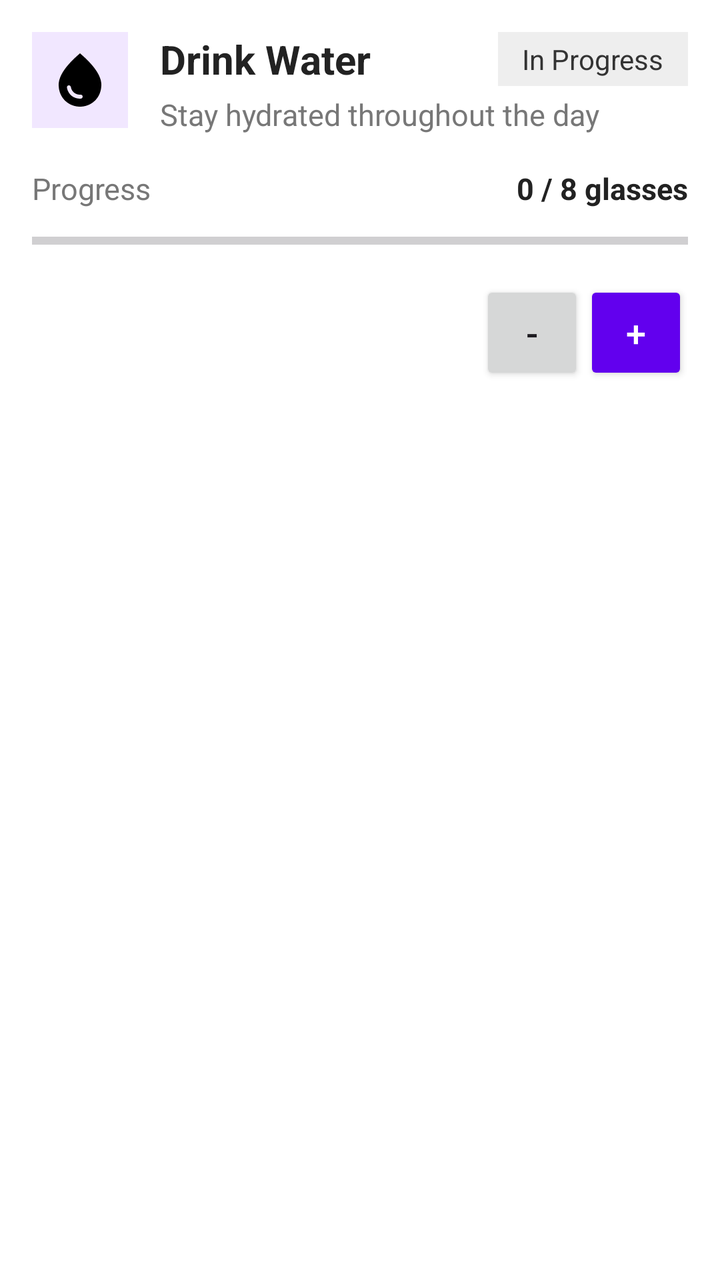
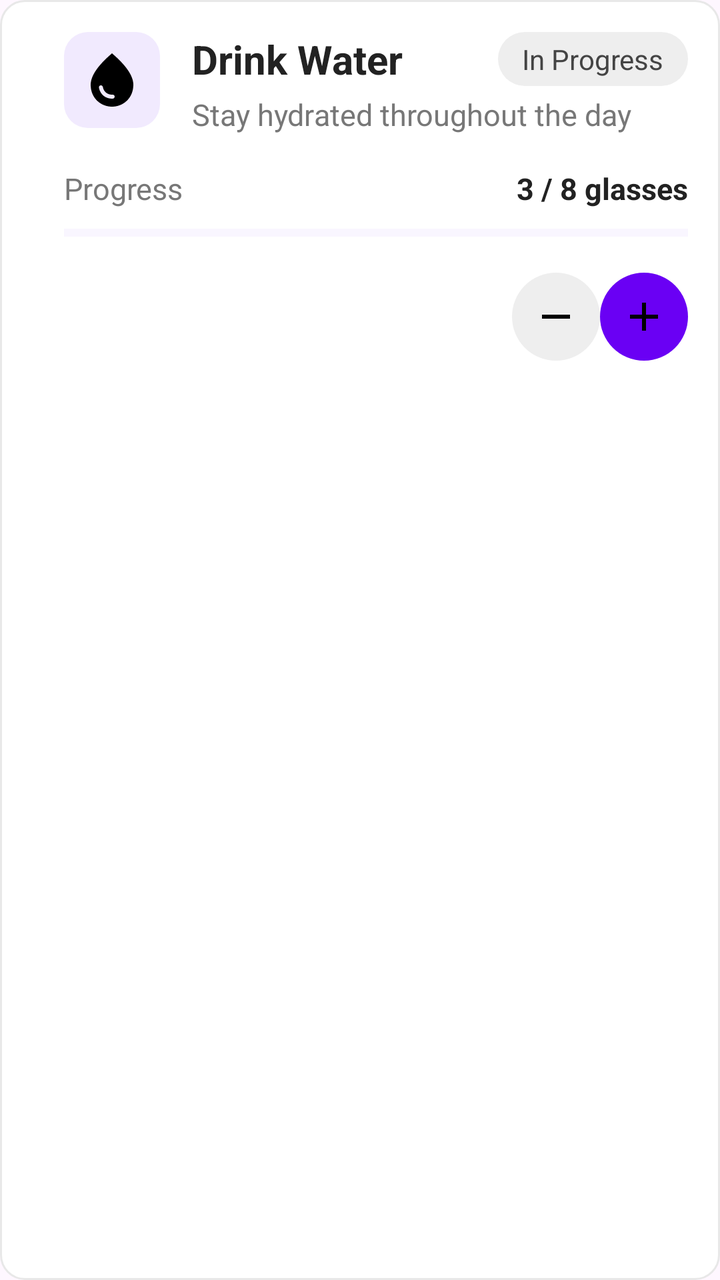

Compare the two renders of this Android layout. The source of the first and the diff that turns it into the second are given below.
<!-- AndroidManifest.xml: application theme Theme.HabitTracker_EntitasJahat -->
<!-- res/layout/habit_list_item.xml -->
<?xml version="1.0" encoding="utf-8"?>
<androidx.constraintlayout.widget.ConstraintLayout xmlns:android="http://schemas.android.com/apk/res/android"
    xmlns:app="http://schemas.android.com/apk/res-auto"
    android:layout_width="match_parent"
    android:layout_height="wrap_content"
    android:layout_margin="8dp"
    android:background="#FFFFFF"
    android:elevation="4dp"
    android:padding="16dp">

    <ImageView
        android:id="@+id/imgIcon"
        android:layout_width="48dp"
        android:layout_height="48dp"
        android:background="#F1E7FF"
        android:padding="8dp"
        android:src="@drawable/baseline_water_drop_24"
        app:layout_constraintStart_toStartOf="parent"
        app:layout_constraintTop_toTopOf="parent" />

    <TextView
        android:id="@+id/txtHabitName"
        android:layout_width="0dp"
        android:layout_height="wrap_content"
        android:layout_marginStart="16dp"
        android:layout_marginEnd="8dp"
        android:text="Drink Water"
        android:textColor="#222222"
        android:textSize="20sp"
        android:textStyle="bold"
        app:layout_constraintEnd_toStartOf="@id/txtStatus"
        app:layout_constraintStart_toEndOf="@id/imgIcon"
        app:layout_constraintTop_toTopOf="@id/imgIcon" />

    <TextView
        android:id="@+id/txtStatus"
        android:layout_width="wrap_content"
        android:layout_height="wrap_content"
        android:background="#EEEEEE"
        android:paddingStart="12dp"
        android:paddingTop="4dp"
        android:paddingEnd="12dp"
        android:paddingBottom="4dp"
        android:text="In Progress"
        android:textColor="#333333"
        android:textSize="14sp"
        app:layout_constraintEnd_toEndOf="parent"
        app:layout_constraintTop_toTopOf="@id/txtHabitName" />

    <TextView
        android:id="@+id/txtDescription"
        android:layout_width="0dp"
        android:layout_height="wrap_content"
        android:layout_marginStart="16dp"
        android:layout_marginTop="4dp"
        android:text="Stay hydrated throughout the day"
        android:textColor="#777777"
        android:textSize="15sp"
        app:layout_constraintEnd_toEndOf="parent"
        app:layout_constraintStart_toEndOf="@id/imgIcon"
        app:layout_constraintTop_toBottomOf="@id/txtHabitName" />

    <TextView
        android:id="@+id/txtProgressLabel"
        android:layout_width="wrap_content"
        android:layout_height="wrap_content"
        android:layout_marginTop="20dp"
        android:text="Progress"
        android:textColor="#777777"
        android:textSize="15sp"
        app:layout_constraintStart_toStartOf="parent"
        app:layout_constraintTop_toBottomOf="@id/imgIcon" />

    <TextView
        android:id="@+id/txtProgress"
        android:layout_width="wrap_content"
        android:layout_height="wrap_content"
        android:text="0 / 8 glasses"
        android:textColor="#222222"
        android:textSize="15sp"
        android:textStyle="bold"
        app:layout_constraintEnd_toEndOf="parent"
        app:layout_constraintTop_toTopOf="@id/txtProgressLabel" />

    <ProgressBar
        android:id="@+id/progressBar"
        style="?android:attr/progressBarStyleHorizontal"
        android:layout_width="0dp"
        android:layout_height="wrap_content"
        android:layout_marginTop="8dp"
        android:max="100"
        android:progress="0"
        app:layout_constraintEnd_toEndOf="parent"
        app:layout_constraintStart_toStartOf="parent"
        app:layout_constraintTop_toBottomOf="@id/txtProgressLabel" />

    <Button
        android:id="@+id/btnMinus"
        android:layout_width="52dp"
        android:layout_height="52dp"
        android:layout_marginTop="12dp"
        android:text="-"
        android:textSize="18sp"
        app:layout_constraintEnd_toStartOf="@id/btnPlus"
        app:layout_constraintTop_toBottomOf="@id/progressBar" />

    <Button
        android:id="@+id/btnPlus"
        android:layout_width="52dp"
        android:layout_height="52dp"
        android:layout_marginStart="8dp"
        android:layout_marginTop="12dp"
        android:backgroundTint="#6200EE"
        android:text="+"
        android:textColor="#FFFFFF"
        android:textSize="18sp"
        app:layout_constraintEnd_toEndOf="parent"
        app:layout_constraintTop_toBottomOf="@id/progressBar" />

</androidx.constraintlayout.widget.ConstraintLayout>
<!-- resources referenced by this layout -->
<resources>
  <!-- drawable baseline_water_drop_24 (drawable) -->
  <vector xmlns:android="http://schemas.android.com/apk/res/android" android:height="24dp" android:tint="#000000" android:viewportHeight="24" android:viewportWidth="24" android:width="24dp">
        
      <path android:fillColor="@android:color/white" android:pathData="M12,2c-5.33,4.55 -8,8.48 -8,11.8c0,4.98 3.8,8.2 8,8.2s8,-3.22 8,-8.2C20,10.48 17.33,6.55 12,2zM7.83,14c0.37,0 0.67,0.26 0.74,0.62c0.41,2.22 2.28,2.98 3.64,2.87c0.43,-0.02 0.79,0.32 0.79,0.75c0,0.4 -0.32,0.73 -0.72,0.75c-2.13,0.13 -4.62,-1.09 -5.19,-4.12C7.01,14.42 7.37,14 7.83,14z"/>
      
  </vector>
  <style name="Theme.HabitTracker_EntitasJahat" parent="Base.Theme.HabitTracker_EntitasJahat" />
  <style name="Base.Theme.HabitTracker_EntitasJahat" parent="Theme.Material3.DayNight.NoActionBar">
          
          
      </style>
</resources>

<!-- the commit's change to res/layout/habit_list_item.xml (unified diff, before → after) -->
@@ -3,16 +3,29 @@
     xmlns:app="http://schemas.android.com/apk/res-auto"
     android:layout_width="match_parent"
     android:layout_height="wrap_content"
-    android:layout_margin="8dp"
-    android:background="#FFFFFF"
-    android:elevation="4dp"
+    android:layout_marginStart="4dp"
+    android:layout_marginEnd="4dp"
+    android:layout_marginTop="8dp"
+    android:layout_marginBottom="8dp"
+    android:background="@drawable/bg_card_habit"
     android:padding="16dp">
+
+    <View
+        android:id="@+id/viewAccent"
+        android:layout_width="4dp"
+        android:layout_height="0dp"
+        android:background="#5FA965"
+        android:visibility="gone"
+        app:layout_constraintBottom_toBottomOf="parent"
+        app:layout_constraintStart_toStartOf="parent"
+        app:layout_constraintTop_toTopOf="parent" />
 
     <ImageView
         android:id="@+id/imgIcon"
         android:layout_width="48dp"
         android:layout_height="48dp"
-        android:background="#F1E7FF"
+        android:layout_marginStart="16dp"
+        android:background="@drawable/bg_icon_box"
         android:padding="8dp"
         android:src="@drawable/baseline_water_drop_24"
         app:layout_constraintStart_toStartOf="parent"
@@ -36,13 +49,13 @@
         android:id="@+id/txtStatus"
         android:layout_width="wrap_content"
         android:layout_height="wrap_content"
-        android:background="#EEEEEE"
+        android:background="@drawable/bg_status_in_progress"
         android:paddingStart="12dp"
         android:paddingTop="4dp"
         android:paddingEnd="12dp"
         android:paddingBottom="4dp"
         android:text="In Progress"
-        android:textColor="#333333"
+        android:textColor="#444444"
         android:textSize="14sp"
         app:layout_constraintEnd_toEndOf="parent"
         app:layout_constraintTop_toTopOf="@id/txtHabitName" />
@@ -64,6 +77,7 @@
         android:id="@+id/txtProgressLabel"
         android:layout_width="wrap_content"
         android:layout_height="wrap_content"
+        android:layout_marginStart="16dp"
         android:layout_marginTop="20dp"
         android:text="Progress"
         android:textColor="#777777"
@@ -75,7 +89,7 @@
         android:id="@+id/txtProgress"
         android:layout_width="wrap_content"
         android:layout_height="wrap_content"
-        android:text="0 / 8 glasses"
+        android:text="3 / 8 glasses"
         android:textColor="#222222"
         android:textSize="15sp"
         android:textStyle="bold"
@@ -86,34 +100,37 @@
         android:id="@+id/progressBar"
         style="?android:attr/progressBarStyleHorizontal"
         android:layout_width="0dp"
-        android:layout_height="wrap_content"
+        android:layout_height="8dp"
+        android:layout_marginStart="16dp"
         android:layout_marginTop="8dp"
         android:max="100"
         android:progress="0"
+        android:progressTint="#6A00F4"
+        android:progressBackgroundTint="#E8DBFF"
         app:layout_constraintEnd_toEndOf="parent"
         app:layout_constraintStart_toStartOf="parent"
         app:layout_constraintTop_toBottomOf="@id/txtProgressLabel" />
 
-    <Button
+    <ImageButton
         android:id="@+id/btnMinus"
-        android:layout_width="52dp"
-        android:layout_height="52dp"
-        android:layout_marginTop="12dp"
-        android:text="-"
-        android:textSize="18sp"
+        android:layout_width="44dp"
+        android:layout_height="44dp"
+        android:layout_marginTop="16dp"
+        android:background="@drawable/bg_circle_gray"
+        android:padding="10dp"
+        android:src="@drawable/baseline_remove_24"
         app:layout_constraintEnd_toStartOf="@id/btnPlus"
         app:layout_constraintTop_toBottomOf="@id/progressBar" />
 
-    <Button
+    <ImageButton
         android:id="@+id/btnPlus"
-        android:layout_width="52dp"
-        android:layout_height="52dp"
+        android:layout_width="44dp"
+        android:layout_height="44dp"
         android:layout_marginStart="8dp"
-        android:layout_marginTop="12dp"
-        android:backgroundTint="#6200EE"
-        android:text="+"
-        android:textColor="#FFFFFF"
-        android:textSize="18sp"
+        android:layout_marginTop="16dp"
+        android:background="@drawable/bg_circle_purple"
+        android:padding="10dp"
+        android:src="@drawable/baseline_add_24"
         app:layout_constraintEnd_toEndOf="parent"
         app:layout_constraintTop_toBottomOf="@id/progressBar" />
 
<!-- resource entries referenced after the edit -->
@@ -1,11 +1,56 @@
 <!-- resources referenced by this layout -->
 <resources>
+  <!-- drawable baseline_add_24 (drawable) -->
+  <vector xmlns:android="http://schemas.android.com/apk/res/android" android:height="24dp" android:tint="#000000" android:viewportHeight="24" android:viewportWidth="24" android:width="24dp">
+        
+      <path android:fillColor="#FFFFFF" android:pathData="M19,13h-6v6h-2v-6H5v-2h6V5h2v6h6v2z"/>
+      
+  </vector>
+  <!-- drawable baseline_remove_24 (drawable) -->
+  <vector xmlns:android="http://schemas.android.com/apk/res/android" android:height="24dp" android:tint="#000000" android:viewportHeight="24" android:viewportWidth="24" android:width="24dp">
+        
+      <path android:fillColor="#9E9E9E" android:pathData="M19,13H5v-2h14v2z"/>
+      
+  </vector>
   <!-- drawable baseline_water_drop_24 (drawable) -->
   <vector xmlns:android="http://schemas.android.com/apk/res/android" android:height="24dp" android:tint="#000000" android:viewportHeight="24" android:viewportWidth="24" android:width="24dp">
         
       <path android:fillColor="@android:color/white" android:pathData="M12,2c-5.33,4.55 -8,8.48 -8,11.8c0,4.98 3.8,8.2 8,8.2s8,-3.22 8,-8.2C20,10.48 17.33,6.55 12,2zM7.83,14c0.37,0 0.67,0.26 0.74,0.62c0.41,2.22 2.28,2.98 3.64,2.87c0.43,-0.02 0.79,0.32 0.79,0.75c0,0.4 -0.32,0.73 -0.72,0.75c-2.13,0.13 -4.62,-1.09 -5.19,-4.12C7.01,14.42 7.37,14 7.83,14z"/>
       
   </vector>
+  <!-- drawable bg_card_habit (drawable) -->
+  <?xml version="1.0" encoding="utf-8"?>
+  <shape xmlns:android="http://schemas.android.com/apk/res/android">
+      <solid android:color="#FFFFFF" />
+      <corners android:radius="12dp" />
+      <stroke
+          android:width="1dp"
+          android:color="#E8E8E8" />
+  </shape>
+  <!-- drawable bg_circle_gray (drawable) -->
+  <?xml version="1.0" encoding="utf-8"?>
+  <shape xmlns:android="http://schemas.android.com/apk/res/android">
+      <solid android:color="#EEEEEE" />
+      <corners android:radius="100dp" />
+  </shape>
+  <!-- drawable bg_circle_purple (drawable) -->
+  <?xml version="1.0" encoding="utf-8"?>
+  <shape xmlns:android="http://schemas.android.com/apk/res/android">
+      <solid android:color="#6A00F4" />
+      <corners android:radius="100dp" />
+  </shape>
+  <!-- drawable bg_icon_box (drawable) -->
+  <?xml version="1.0" encoding="utf-8"?>
+  <shape xmlns:android="http://schemas.android.com/apk/res/android">
+      <solid android:color="#F1EAFE" />
+      <corners android:radius="12dp" />
+  </shape>
+  <!-- drawable bg_status_in_progress (drawable) -->
+  <?xml version="1.0" encoding="utf-8"?>
+  <shape xmlns:android="http://schemas.android.com/apk/res/android">
+      <solid android:color="#EEEEEE" />
+      <corners android:radius="20dp" />
+  </shape>
   <style name="Theme.HabitTracker_EntitasJahat" parent="Base.Theme.HabitTracker_EntitasJahat" />
   <style name="Base.Theme.HabitTracker_EntitasJahat" parent="Theme.Material3.DayNight.NoActionBar">
           
